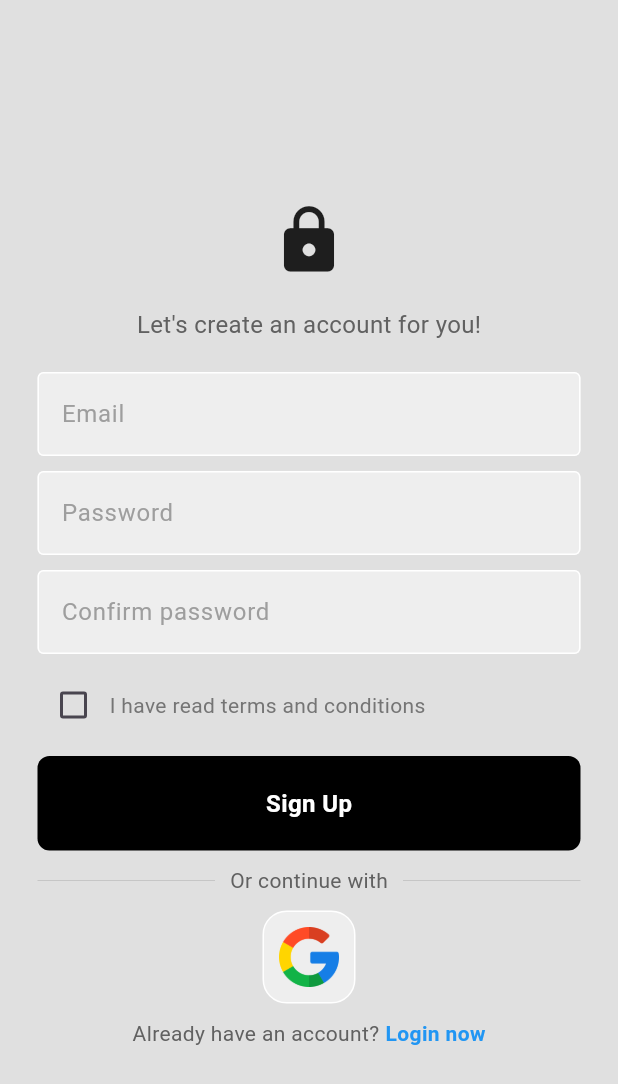
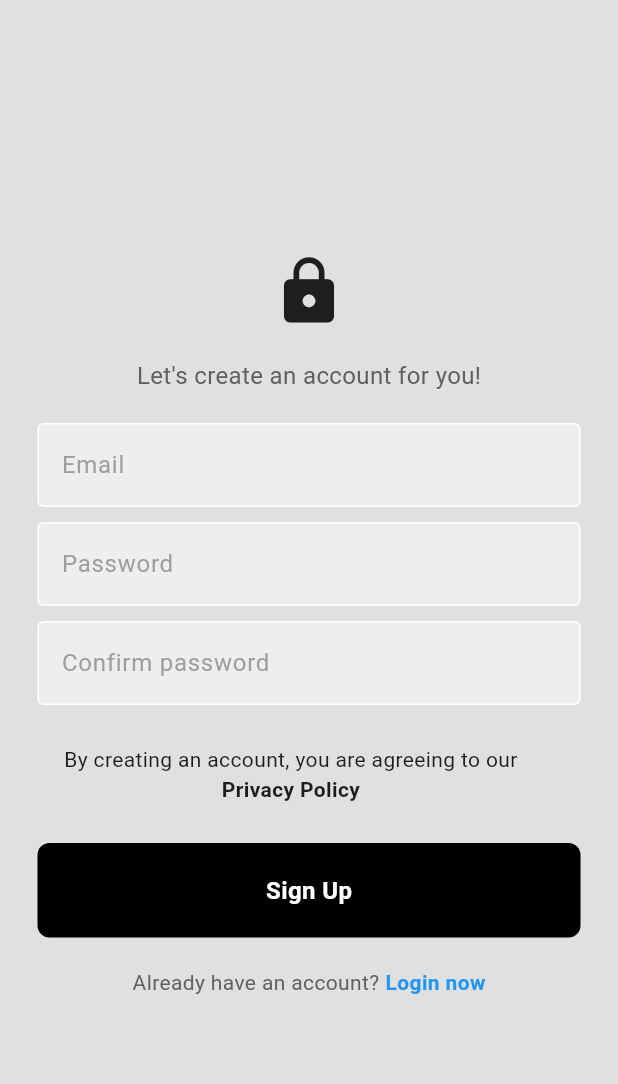
Before and after one commit to jiahui-1251/SunEase-Mental-Health-Application, a Flutter app: the screen it shows after launch, after a tap on "Register now", on a phone screen of 412 x 824 dp. Shown: the top 1084 px of the screen. Run offline on Flutter 3.47's test engine with Material 3 defaults, Android fonts, the phone set to English and light mode, and no system bars; our stand-ins replace firebase_auth, firebase_core; accounts and stored records are empty; network calls fail.

Commit message:
Added Privacy Policy Dialog

```diff
--- /dev/null
+++ b/lib/components/privacy_policy.dart
@@ -0,0 +1,76 @@
+import 'package:flutter/gestures.dart';
+import 'package:flutter/material.dart';
+import 'package:flutter/services.dart';
+
+class PrivacyPolicy extends StatelessWidget {
+  const PrivacyPolicy({super.key});
+
+  @override
+  Widget build(BuildContext context) {
+    return Padding(
+      padding: const EdgeInsets.all(16.0),
+      child: RichText(
+        textAlign: TextAlign.center,
+        text: TextSpan(
+          text: "By creating an account, you are agreeing to our \n",
+          style: Theme.of(context).textTheme.bodyMedium,
+          children: [
+            TextSpan(
+              text: "Privacy Policy",
+              style: TextStyle(fontWeight: FontWeight.bold),
+              recognizer: TapGestureRecognizer()..onTap = (){
+                //Open dialogue of privacy policy on tap
+                showDialog(
+                    context: context,
+                    builder: (context) => PrivacyPolicyDialog(),
+                  );
+              }
+            ),
+          ],
+        ),
+      ),
+    );
+  }
+}
+
+class PrivacyPolicyDialog extends StatelessWidget {
+  @override
+  Widget build(BuildContext context) {
+    return AlertDialog(
+      title: Text("Privacy Policy"),
+      content: FutureBuilder(
+        future: rootBundle.loadString('assets/privacy_policy.md'),
+        builder: (context, AsyncSnapshot<String?> snapshot) {
+          if (snapshot.hasData && snapshot.data != null) {
+            return SingleChildScrollView(
+              child: Text(snapshot.data!),
+            );
+          } else {
+            return CircularProgressIndicator();
+          }
+        },
+      ),
+      actions: [
+        TextButton(
+          onPressed: () {
+            Navigator.of(context).pop();
+          },
+          child: Text("Close"),
+        ),
+      ],
+    );
+  }
+}
+
+void checkMarkdownFile() async {
+  try {
+    // Load the contents of the Markdown file
+    String markdownContent = await rootBundle.loadString('assets/privacy_policy.md');
+
+    // If the file was successfully loaded, print its contents
+    print(markdownContent);
+  } catch (e) {
+    // If an error occurs, print the error message
+    print('Error loading Markdown file: $e');
+  }
+}
--- a/lib/pages/auth_page.dart
+++ b/lib/pages/auth_page.dart
@@ -2,7 +2,6 @@ import 'package:firebase_auth/firebase_auth.dart';
 import 'package:flutter/material.dart';
 import 'package:fyp/pages/home_page.dart';
 import 'package:fyp/pages/login_or_register_page.dart';
-import 'package:fyp/pages/login_page.dart';
 
 class AuthPage extends StatelessWidget {
   const AuthPage({super.key});
--- a/lib/pages/login_page.dart
+++ b/lib/pages/login_page.dart
@@ -2,8 +2,8 @@ import 'package:firebase_auth/firebase_auth.dart';
 import 'package:flutter/material.dart';
 import 'package:fyp/components/my_button.dart';
 import 'package:fyp/components/my_textfield.dart';
-import 'package:fyp/components/square_tile.dart';
-import 'package:fyp/components/error_message.dart';
+// import 'package:fyp/components/square_tile.dart';
+// import 'package:fyp/components/error_message.dart';
 
 class LoginPage extends StatefulWidget {
   final Function()? onTap;
@@ -138,47 +138,47 @@ class _LoginPageState extends State<LoginPage> {
 
               const SizedBox(height: 20),
 
-              //or continue with
-              Padding(
-                padding: const EdgeInsets.symmetric(horizontal: 25.0),
-                child: Row(
-                  children: [
-                    Expanded(
-                      child:  Divider(
-                        thickness: 0.5,
-                        color: Colors.grey[400],
-                      ),
-                    ),
+              // //or continue with
+              // Padding(
+              //   padding: const EdgeInsets.symmetric(horizontal: 25.0),
+              //   child: Row(
+              //     children: [
+              //       Expanded(
+              //         child:  Divider(
+              //           thickness: 0.5,
+              //           color: Colors.grey[400],
+              //         ),
+              //       ),
 
-                    Padding(
-                      padding: const EdgeInsets.symmetric(horizontal: 10.0),
-                      child: Text(
-                        'Or continue with',
-                        style: TextStyle(color: Colors.grey[700]),
-                      ),
-                    ),
+              //       Padding(
+              //         padding: const EdgeInsets.symmetric(horizontal: 10.0),
+              //         child: Text(
+              //           'Or continue with',
+              //           style: TextStyle(color: Colors.grey[700]),
+              //         ),
+              //       ),
 
-                    Expanded(
-                      child:  Divider(
-                        thickness: 0.5,
-                        color: Colors.grey[400],
-                      ),
-                    ),
-                  ],
-                ),
-              ),
+              //       Expanded(
+              //         child:  Divider(
+              //           thickness: 0.5,
+              //           color: Colors.grey[400],
+              //         ),
+              //       ),
+              //     ],
+              //   ),
+              // ),
 
-              const SizedBox(height: 20),
+              // const SizedBox(height: 20),
 
-              //google sign in button
-              const Row(
-                mainAxisAlignment: MainAxisAlignment.center,
-                children: [
-                    SquareTile(imagePath: 'lib/images/google.png'),
-                ],
-              ),
+              // //google sign in button
+              // const Row(
+              //   mainAxisAlignment: MainAxisAlignment.center,
+              //   children: [
+              //       SquareTile(imagePath: 'lib/images/google.png'),
+              //   ],
+              // ),
 
-              const SizedBox(height: 20),
+              const SizedBox(height: 50),
 
               //not a member? register now
 
--- a/lib/pages/register_page.dart
+++ b/lib/pages/register_page.dart
@@ -2,8 +2,9 @@ import 'package:firebase_auth/firebase_auth.dart';
 import 'package:flutter/material.dart';
 import 'package:fyp/components/my_button.dart';
 import 'package:fyp/components/my_textfield.dart';
-import 'package:fyp/components/square_tile.dart';
-import 'package:fyp/components/error_message.dart';
+import 'package:fyp/components/privacy_policy.dart';
+// import 'package:fyp/components/square_tile.dart';
+// import 'package:fyp/components/error_message.dart';
 
 class RegisterPage extends StatefulWidget {
   final Function()? onTap;
@@ -136,22 +137,24 @@ class _RegisterPageState extends State<RegisterPage> {
                   mainAxisAlignment: MainAxisAlignment.start,
                   children: [
                     //Checkbox so that user view terms and conditions
-                    SizedBox(
-                      child: Checkbox(
-                        value: isChecked,
-                        activeColor: Colors.orange,
-                        onChanged: (newBool) {
-                          setState(() {
-                            isChecked = newBool;
-                          });
-                        },),
-                    ),
+                    // SizedBox(
+                    //   child: Checkbox(
+                    //     value: isChecked,
+                    //     activeColor: Colors.orange,
+                    //     onChanged: (newBool) {
+                    //       setState(() {
+                    //         isChecked = newBool;
+                    //       });
+                    //     },),
+                    // ),
 
-                    //Privacy terms and conditions
-                    Text(
-                      'I have read terms and conditions',
-                      style: TextStyle(color: Colors.grey[600]),
-                    ),
+                    // //Privacy terms and conditions
+                    // Text(
+                    //   'I have read ',
+                    //   style: TextStyle(color: Colors.grey[600]),
+                    // ),
+
+                    const PrivacyPolicy(),
                   ],
                 ),
               ),
@@ -166,45 +169,45 @@ class _RegisterPageState extends State<RegisterPage> {
 
               const SizedBox(height: 10),
 
-              //or continue with
-              Padding(
-                padding: const EdgeInsets.symmetric(horizontal: 25.0),
-                child: Row(
-                  children: [
-                    Expanded(
-                      child:  Divider(
-                        thickness: 0.5,
-                        color: Colors.grey[400],
-                      ),
-                    ),
+              // //or continue with
+              // Padding(
+              //   padding: const EdgeInsets.symmetric(horizontal: 25.0),
+              //   child: Row(
+              //     children: [
+              //       Expanded(
+              //         child:  Divider(
+              //           thickness: 0.5,
+              //           color: Colors.grey[400],
+              //         ),
+              //       ),
 
-                    Padding(
-                      padding: const EdgeInsets.symmetric(horizontal: 10.0),
-                      child: Text(
-                        'Or continue with',
-                        style: TextStyle(color: Colors.grey[700]),
-                      ),
-                    ),
+              //       Padding(
+              //         padding: const EdgeInsets.symmetric(horizontal: 10.0),
+              //         child: Text(
+              //           'Or continue with',
+              //           style: TextStyle(color: Colors.grey[700]),
+              //         ),
+              //       ),
 
-                    Expanded(
-                      child:  Divider(
-                        thickness: 0.5,
-                        color: Colors.grey[400],
-                      ),
-                    ),
-                  ],
-                ),
-              ),
+              //       Expanded(
+              //         child:  Divider(
+              //           thickness: 0.5,
+              //           color: Colors.grey[400],
+              //         ),
+              //       ),
+              //     ],
+              //   ),
+              // ),
 
-              const SizedBox(height: 10),
+              // const SizedBox(height: 10),
 
-              //google sign in button
-              const Row(
-                mainAxisAlignment: MainAxisAlignment.center,
-                children: [
-                    SquareTile(imagePath: 'lib/images/google.png'),
-                ],
-              ),
+              // //google sign in button
+              // const Row(
+              //   mainAxisAlignment: MainAxisAlignment.center,
+              //   children: [
+              //       SquareTile(imagePath: 'lib/images/google.png'),
+              //   ],
+              // ),
 
               const SizedBox(height: 10),
 
--- a/pubspec.yaml
+++ b/pubspec.yaml
@@ -64,6 +64,7 @@ flutter:
   # To add assets to your application, add an assets section, like this:
   assets:
     - lib/images/
+    - assets/privacy_policy.md
   #   - images/a_dot_ham.jpeg
 
   # An image asset can refer to one or more resolution-specific "variants", see
```
Also changed, not shown: 2 other files.
